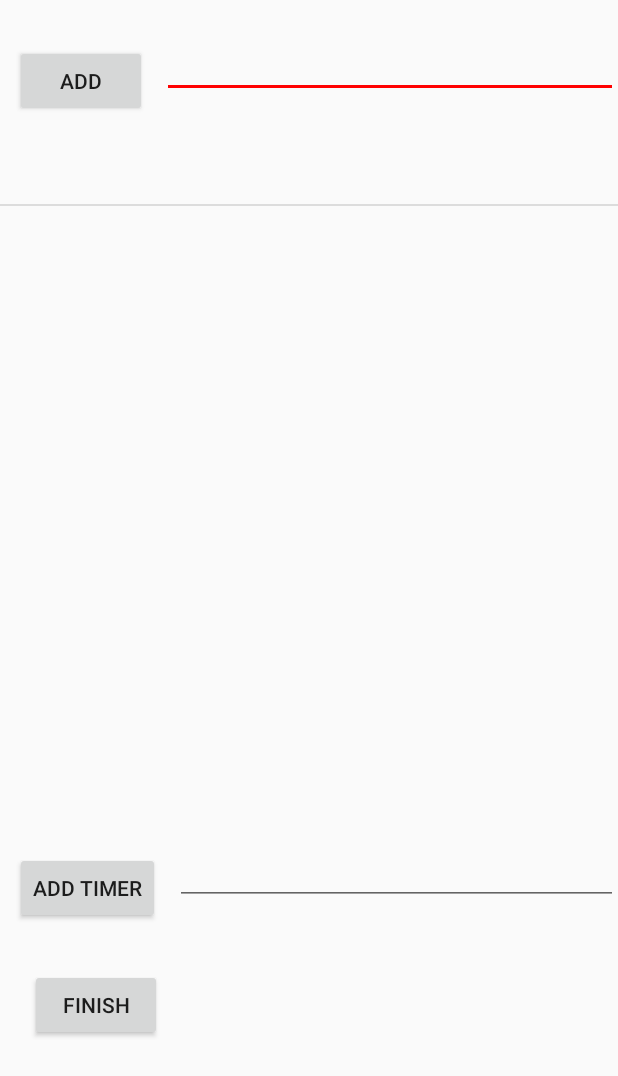
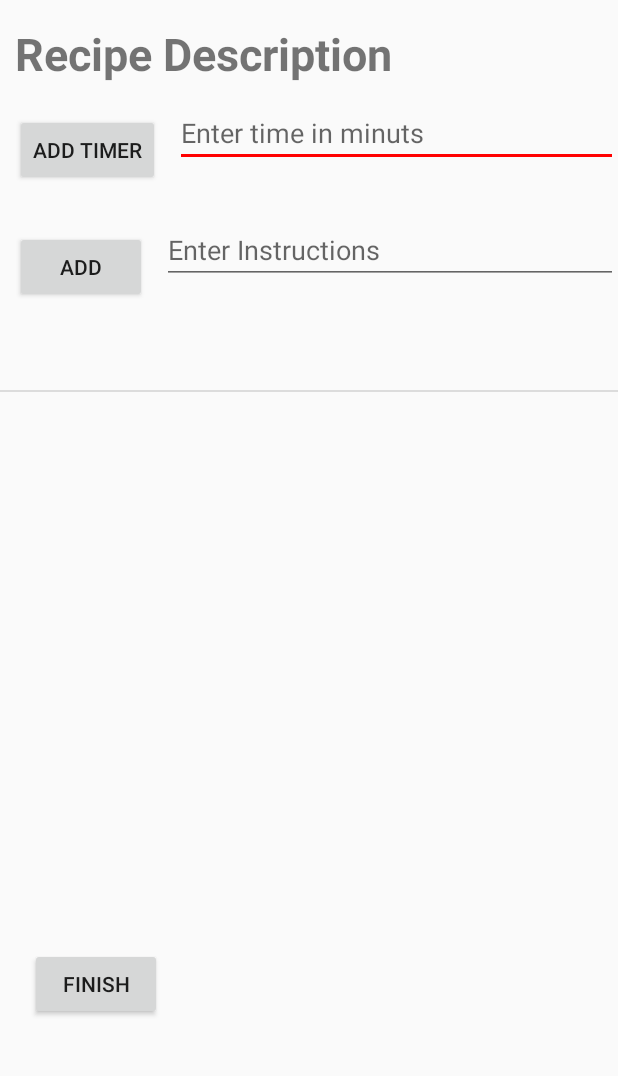
Before and after one commit to lirshindalman/FinalProjectApplication-AvivLir, an Android app: the AddDescriptionActivity screen opened directly, with no data from a screen before it, after a tap on "ADD", on a phone screen of 412 x 824 dp. Shown: the top 1076 px of the screen. Run offline under Robolectric (Android 15) with nearby library versions, the phone set to English and light mode, and no system bars; our stand-ins replace Firebase (no records; nobody signed in at launch, a user with empty details on screens opened directly).

Commit message:
add timer

```diff
--- a/app/src/main/java/com/example/recipeapp/AddDescriptionActivity.java
+++ b/app/src/main/java/com/example/recipeapp/AddDescriptionActivity.java
@@ -23,6 +23,7 @@ import java.util.Calendar;
 
 public class AddDescriptionActivity extends ListActivity {
     private EditText descriptionText;
+    private EditText timerText;
     private FoodData foodData;
     private int timer = 0 ;
 
@@ -40,7 +41,7 @@ public class AddDescriptionActivity extends ListActivity {
         setContentView(R.layout.activity_add_description);
 
         descriptionText = (EditText) findViewById(R.id.descriptionText);
-
+        timerText = (EditText) findViewById(R.id.timerText);
         adapter=new ArrayAdapter<String>(this,
                 android.R.layout.simple_list_item_1,
                 descriptionList);
@@ -51,6 +52,13 @@ public class AddDescriptionActivity extends ListActivity {
     public void addItems(View v) {
         descriptionList.add("" + descriptionText.getText());
         descriptionText.setText("");
+        adapter.notifyDataSetChanged();
+    }
+
+    public void addTimer(View v) {
+        Log.d("timer is: ", String.valueOf(timerText.getText()));
+        timer = Integer.parseInt(""+timerText.getText()) * 60;
+        timerText.setText("Timer set to "+timerText.getText()+" minuts");
         adapter.notifyDataSetChanged();
     }
 
--- a/app/src/main/java/com/example/recipeapp/FoodData.java
+++ b/app/src/main/java/com/example/recipeapp/FoodData.java
@@ -37,9 +37,9 @@ public class FoodData {
         return itemImage;
     }
 
-    public String getKey() {
-        return key;
-    }
+    public String getKey() { return key; }
+
+    public int getTimer() { return timer; }
 
     public void setKey(String key) {
         this.key = key;
--- a/app/src/main/java/com/example/recipeapp/MyAdapter.java
+++ b/app/src/main/java/com/example/recipeapp/MyAdapter.java
@@ -60,8 +60,9 @@ public class MyAdapter extends RecyclerView.Adapter<FoodViewHolder>{
                 intent.putExtra("RecipeName",myFoodList.get(foodViewHolder.getAdapterPosition()).getItemName());
                 //intent.putExtra("price",myFoodList.get(foodViewHolder.getAdapterPosition()).getItemPrice());
                 intent.putExtra("keyValue",myFoodList.get(foodViewHolder.getAdapterPosition()).getKey());
-                intent.putExtra("list1",myFoodList.get(foodViewHolder.getAdapterPosition()).getIngredient());
-                intent.putExtra("list2",myFoodList.get(foodViewHolder.getAdapterPosition()).getDescription());
+                intent.putExtra("listIngredient",myFoodList.get(foodViewHolder.getAdapterPosition()).getIngredient());
+                intent.putExtra("listDescription",myFoodList.get(foodViewHolder.getAdapterPosition()).getDescription());
+                intent.putExtra("timer",myFoodList.get(foodViewHolder.getAdapterPosition()).getTimer());
 
 
                 mContext.startActivity(intent);
--- a/app/src/main/res/layout/activity_add_description.xml
+++ b/app/src/main/res/layout/activity_add_description.xml
@@ -6,43 +6,19 @@
     android:layout_width="match_parent"
     android:layout_height="wrap_content" >
 
+    <TextView
+        android:layout_width="match_parent"
+        android:layout_height="wrap_content"
+        android:layout_marginTop="5dp"
+        android:padding="10dp"
+        android:text="Recipe Description"
+        android:textSize="30sp"
+        android:textStyle="bold"
+        />
     <LinearLayout
         android:layout_width="match_parent"
         android:layout_height="wrap_content"
         android:layout_centerHorizontal="true"
-        android:layout_marginTop="20dp"
-        android:orientation="horizontal">
-
-
-        <Button
-            android:id="@+id/addBtn"
-            android:text="Add"
-            android:layout_width="wrap_content"
-            android:layout_height="wrap_content"
-            android:layout_margin="10dp"
-            android:onClick="addItems"/>
-
-        <EditText
-            android:id="@+id/descriptionText"
-            android:layout_width="match_parent"
-            android:layout_height="wrap_content"
-            android:layout_weight="1"
-            ></EditText>
-
-    </LinearLayout>
-
-    <ListView
-        android:id="@android:id/list"
-        android:layout_width="fill_parent"
-        android:layout_height="450dp"
-        android:drawSelectorOnTop="false" />
-
-
-    <LinearLayout
-        android:layout_width="match_parent"
-        android:layout_height="wrap_content"
-        android:layout_centerHorizontal="true"
-        android:layout_marginTop="20dp"
         android:orientation="horizontal">
 
 
@@ -55,12 +31,44 @@
 
         <EditText
             android:id="@+id/timerText"
+            android:hint="Enter time in minuts"
             android:layout_width="match_parent"
             android:layout_height="wrap_content"
             android:layout_weight="1"
             ></EditText>
 
     </LinearLayout>
+    <LinearLayout
+        android:layout_width="match_parent"
+        android:layout_height="wrap_content"
+        android:layout_centerHorizontal="true"
+        android:layout_marginTop="10dp"
+        android:orientation="horizontal">
+
+
+        <Button
+            android:text="Add"
+            android:layout_width="wrap_content"
+            android:layout_height="wrap_content"
+            android:layout_margin="10dp"
+            android:onClick="addItems"/>
+
+        <EditText
+            android:id="@+id/descriptionText"
+            android:hint="Enter Instructions"
+            android:layout_width="match_parent"
+            android:layout_height="wrap_content"
+            android:layout_weight="1"
+            ></EditText>
+
+    </LinearLayout>
+
+    <ListView
+        android:id="@android:id/list"
+        android:layout_width="fill_parent"
+        android:layout_height="400dp"
+        android:drawSelectorOnTop="false" />
+
     <Button
         android:text="finish"
         android:layout_width="wrap_content"
```
Also changed, not shown: app/src/main/java/com/example/recipeapp/DetailActivity.java (+30 -20 lines), app/src/main/res/layout/activity_add_ingredient.xml (+10 -0 lines), app/src/main/res/layout/activity_detail.xml (+36 -12 lines).
